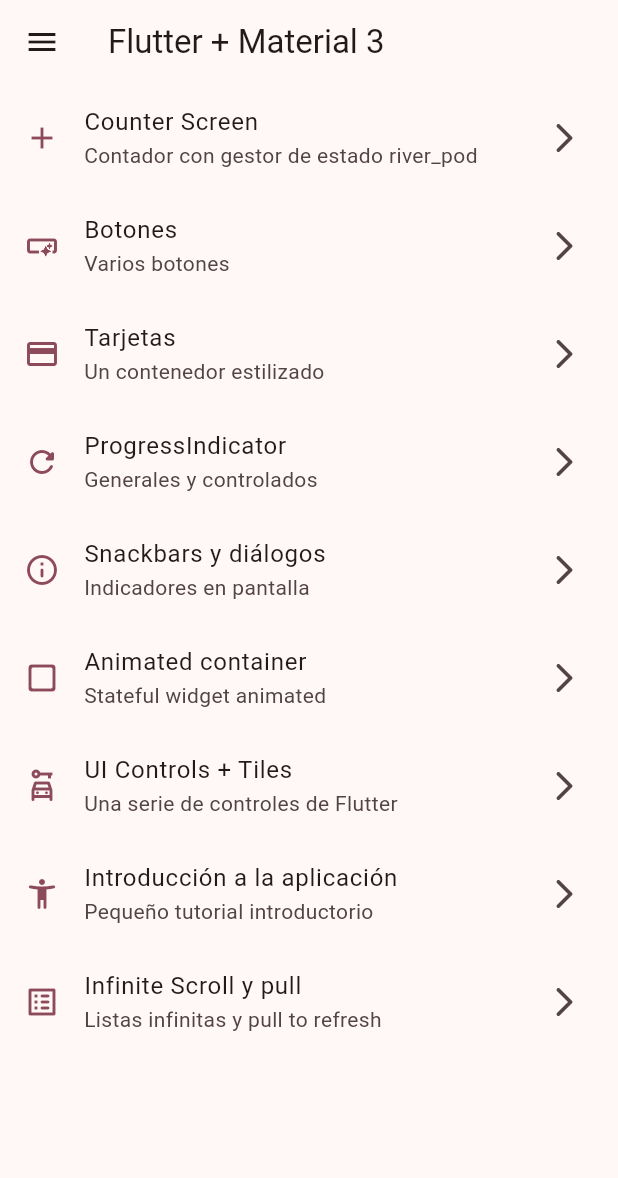
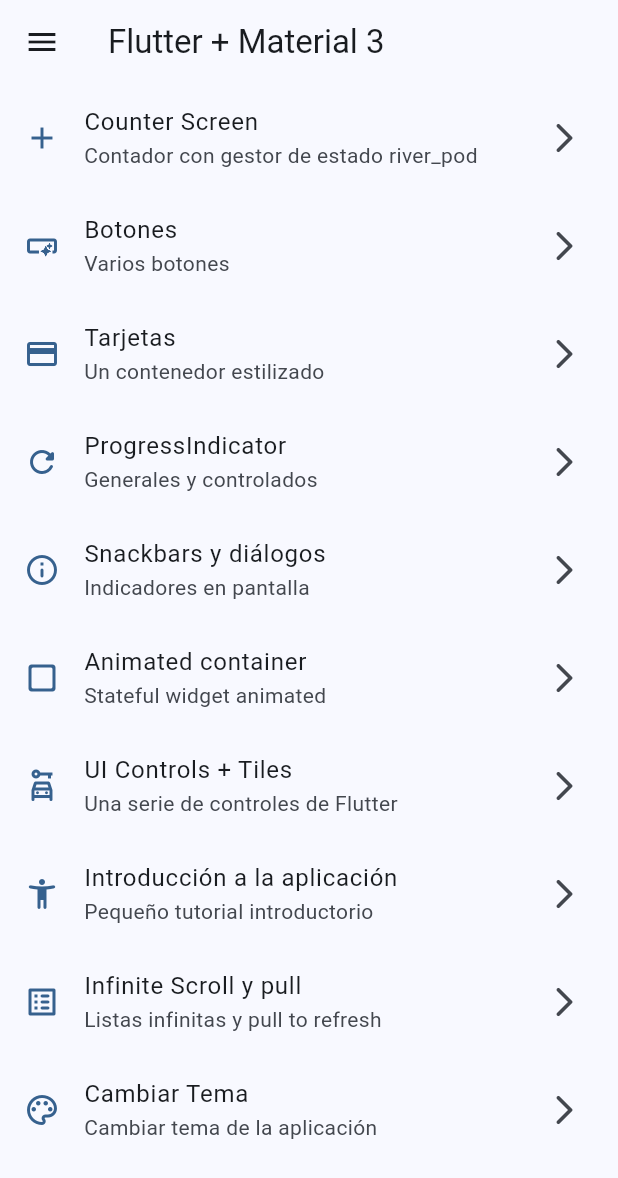
Before and after one commit to Angel453-jpg/widgets-app-flutter, a Flutter app: the screen it shows after launch, on a phone screen of 412 x 824 dp. Shown: the top 1178 px of the screen. Run offline on Flutter 3.47's test engine with Material 3 defaults, Android fonts, the phone set to English and light mode, and no system bars; our stand-ins replace animate_do, flutter_riverpod, go_router.

Commit message:
Antes de statenotifier

```diff
--- a/lib/config/menu/menu_items.dart
+++ b/lib/config/menu/menu_items.dart
@@ -69,4 +69,10 @@ const appMenuItems = <MenuItems>[
     link: '/infinite',
     icon: Icons.list_alt_rounded,
   ),
+  MenuItems(
+    title: 'Cambiar Tema',
+    subTitle: 'Cambiar tema de la aplicación',
+    link: '/theme-changer',
+    icon: Icons.color_lens_outlined,
+  ),
 ];
--- a/lib/config/router/app_router.dart
+++ b/lib/config/router/app_router.dart
@@ -48,10 +48,16 @@ final appRouter = GoRouter(
       path: '/infinite',
       name: InfiniteScrollScreen.name,
       builder: (context, state) => InfiniteScrollScreen(),
-    ),    GoRoute(
+    ),
+    GoRoute(
       path: '/counter',
       name: CounterScreen.name,
       builder: (context, state) => CounterScreen(),
     ),
+    GoRoute(
+      path: '/theme-changer',
+      name: ThemeChangerScreen.name,
+      builder: (context, state) => ThemeChangerScreen(),
+    ),
   ],
 );
--- a/lib/config/theme/app_theme.dart
+++ b/lib/config/theme/app_theme.dart
@@ -14,13 +14,18 @@ const colorList = <Color>[
 
 class AppTheme {
   final int selectedColor;
+  final bool isDarkMode;
 
-  AppTheme({this.selectedColor = 0})
+  AppTheme({this.selectedColor = 0,
+    this.isDarkMode = false})
     : assert(selectedColor >= 0, 'Selected color must be greater then 0'),
       assert(
         selectedColor < colorList.length,
         'Selected color must be less or equal than ${colorList.length - 1}',
       );
 
-  ThemeData getTheme() => ThemeData(colorSchemeSeed: colorList[selectedColor]);
+  ThemeData getTheme() => ThemeData(
+    brightness: isDarkMode ? Brightness.dark : Brightness.light,
+      colorSchemeSeed: colorList[selectedColor]
+  );
 }
--- a/lib/main.dart
+++ b/lib/main.dart
@@ -2,21 +2,28 @@ import 'package:flutter/material.dart';
 import 'package:flutter_riverpod/flutter_riverpod.dart';
 import 'package:widgets_app/config/router/app_router.dart';
 import 'package:widgets_app/config/theme/app_theme.dart';
+import 'package:widgets_app/presentation/providers/theme_provider.dart';
 
 void main() {
   runApp(ProviderScope(child: MainApp()));
 }
 
-class MainApp extends StatelessWidget {
+class MainApp extends ConsumerWidget {
+
   const MainApp({super.key});
 
   @override
-  Widget build(BuildContext context) {
+  Widget build(BuildContext context, ref) {
+    final isDarkMode = ref.watch(isDarkModeProvider);
+    final int selectedIndex = ref.watch(selectedColorProvider);
     return MaterialApp.router(
       title: 'Flutter Widgets',
       routerConfig: appRouter,
       debugShowCheckedModeBanner: false,
-      theme: AppTheme(selectedColor: 7).getTheme(),
+      theme: AppTheme(
+          selectedColor: selectedIndex,
+          isDarkMode: isDarkMode
+      ).getTheme(),
     );
   }
 }
--- a/lib/presentation/providers/theme_provider.dart
+++ b/lib/presentation/providers/theme_provider.dart
@@ -1,3 +1,11 @@
+import 'package:flutter_riverpod/flutter_riverpod.dart';
 import 'package:flutter_riverpod/legacy.dart';
+import 'package:widgets_app/config/theme/app_theme.dart';
 
 final isDarkModeProvider = StateProvider<bool>((ref) => false);
+
+//Listado de colores inmutables
+final colorListProvider = Provider((ref) => colorList);
+
+//Un simple int
+final selectedColorProvider = StateProvider<int>((ref) => 0);
--- a/lib/presentation/screens/screens.dart
+++ b/lib/presentation/screens/screens.dart
@@ -1,3 +1,4 @@
+export 'package:widgets_app/presentation/screens/theme_changer/theme_changer_screen.dart';
 export 'package:widgets_app/presentation/screens/counter/counter_screen.dart';
 export 'package:widgets_app/presentation/screens/animated/animated_screen.dart';
 export 'package:widgets_app/presentation/screens/app_tutorial/app_tutorial_screen.dart';
```
Also changed, not shown: lib/presentation/screens/theme_changer/theme_changer_screen.dart (added, +62 -0 lines).
